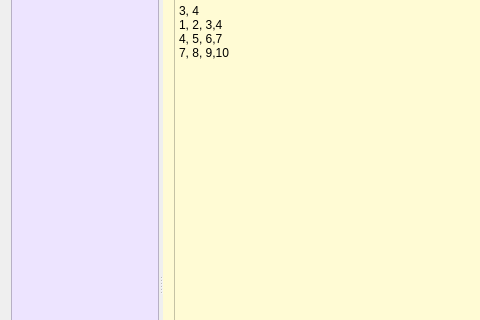
iefcyang/ImageProcessingLearning, file HWK03QT/HWK03QT.ui: the form before one commit; both pictures show x 0 to 480 and y 87 to 407 of the 1069 by 727 pixel window.
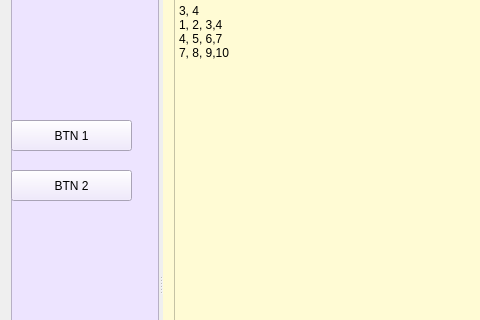
The form after the commit.

```diff
--- a/HWK03QT/HWK03QT.ui
+++ b/HWK03QT/HWK03QT.ui
@@ -30,6 +30,32 @@
        <property name="frameShadow">
         <enum>QFrame::Raised</enum>
        </property>
+       <widget class="QPushButton" name="btn1">
+        <property name="geometry">
+         <rect>
+          <x>0</x>
+          <y>160</y>
+          <width>121</width>
+          <height>31</height>
+         </rect>
+        </property>
+        <property name="text">
+         <string>BTN 1</string>
+        </property>
+       </widget>
+       <widget class="QPushButton" name="btn2">
+        <property name="geometry">
+         <rect>
+          <x>0</x>
+          <y>210</y>
+          <width>121</width>
+          <height>31</height>
+         </rect>
+        </property>
+        <property name="text">
+         <string>BTN 2</string>
+        </property>
+       </widget>
       </widget>
       <widget class="QWidget" name="widget" native="true">
        <property name="styleSheet">
```
